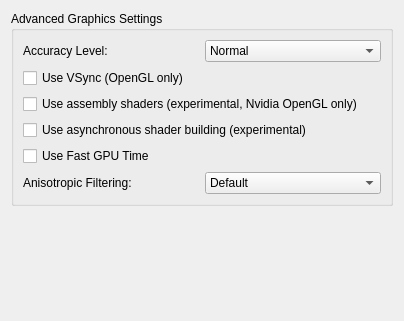
The window that src/yuzu/configuration/configure_graphics_advanced.ui (rorrim-rorrim/eden-alt) describes before a commit, drawn with Qt 5.
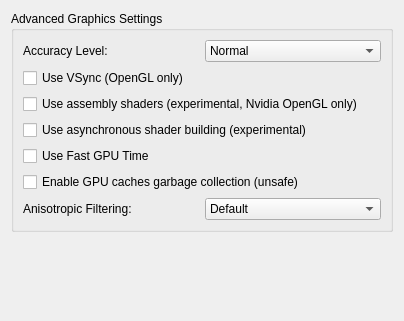
The same window after the commit.

The edit to the form file:
```diff
--- a/src/yuzu/configuration/configure_graphics_advanced.ui
+++ b/src/yuzu/configuration/configure_graphics_advanced.ui
@@ -103,6 +103,16 @@
           </property>
          </widget>
         </item>
+        <item>
+         <widget class="QCheckBox" name="use_caches_gc">
+          <property name="toolTip">
+           <string>Enables garbage collection for the GPU caches, this will try to keep VRAM within 3-4Gb and flush least used textures/buffers. This option may be unsafe on a few games</string>
+          </property>
+          <property name="text">
+           <string>Enable GPU caches garbage collection (unsafe)</string>
+          </property>
+         </widget>
+        </item>
         <item>
          <widget class="QWidget" name="af_layout" native="true">
           <layout class="QHBoxLayout" name="horizontalLayout_1">
```
